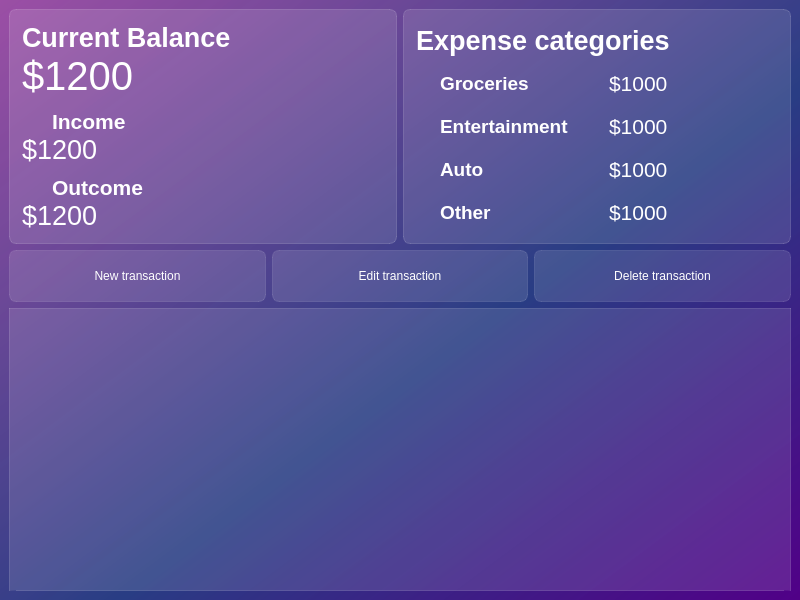
Before: the Qt Designer form ui_main.ui in AlexMorpex/Expense_tracker, drawn with Qt 5.
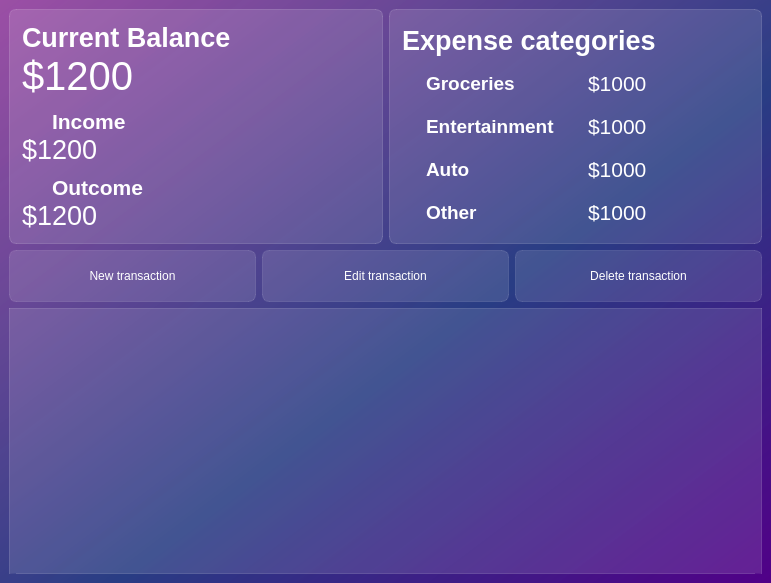
After: the same form once the commit is applied. Icons and pictures are not drawn.

Commit message: # Ui completed - Added window "new_transaction" - Added css to the parts of the new_transaction window

Diff of the .ui file:
```diff
--- a/ui_main.ui
+++ b/ui_main.ui
@@ -6,8 +6,8 @@
    <rect>
     <x>0</x>
     <y>0</y>
-    <width>800</width>
-    <height>600</height>
+    <width>771</width>
+    <height>583</height>
    </rect>
   </property>
   <property name="windowTitle">
```
Left out of the diff: 48 changed lines with no effect on the pictures. The commit also changes 2 other files.
